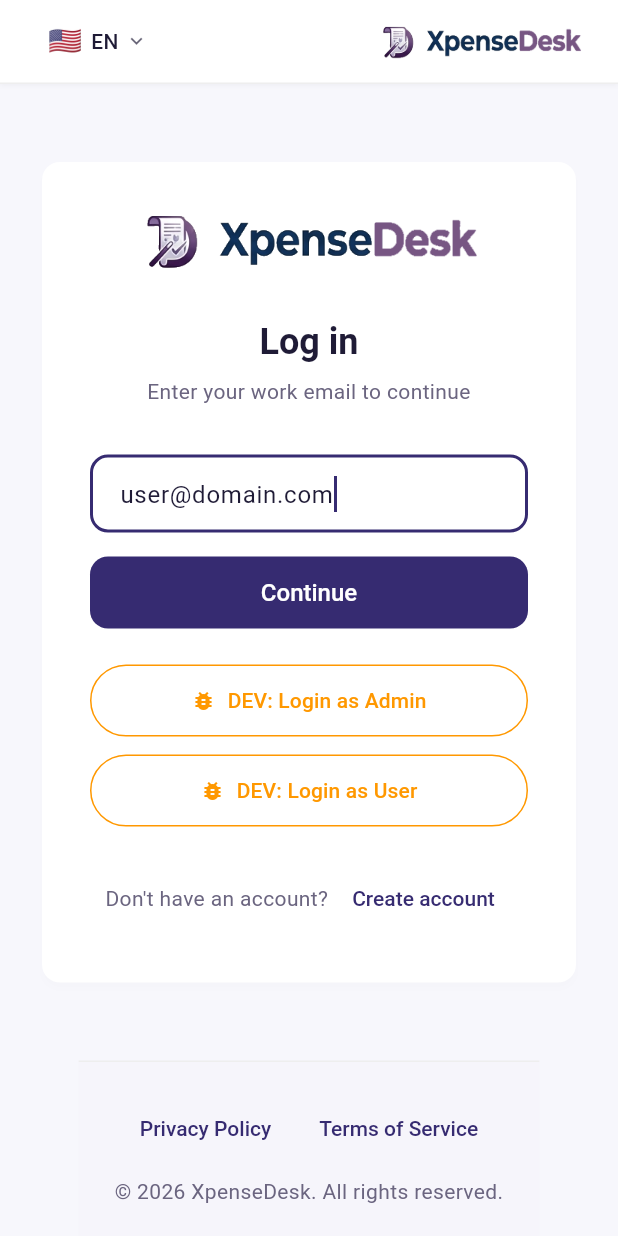
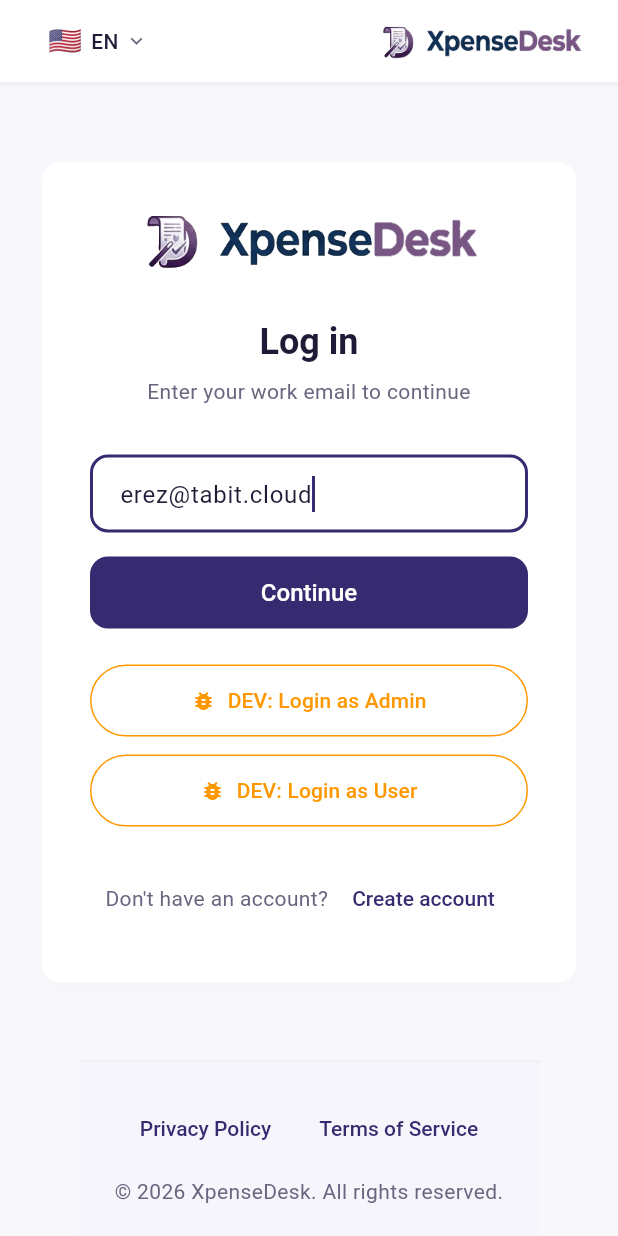
Before and after one commit to ereztabit/XpenseDesk_Flutter, a Flutter app: the screen it shows after launch, after a tap on "DEV: Login as User", after a tap on "Continue", on a phone screen of 412 x 824 dp. Run offline on Flutter 3.47's test engine with Material 3 defaults, Android fonts, the phone set to English and light mode, and no system bars; our stand-ins replace email_validator, flutter_riverpod, google_fonts, shared_preferences, web, yaml; generated files the repository leaves out were written again; network calls fail; Roboto replaces fonts that are missing (Assistant).

Commit message:
in prog.

```diff
--- a/lib/screens/login_screen.dart
+++ b/lib/screens/login_screen.dart
@@ -244,7 +244,7 @@ class _LoginScreenState extends ConsumerState<LoginScreen> {
                               width: double.infinity,
                               height: 48,
                               child: OutlinedButton(
-                                onPressed: () => _handleDevLogin('user@domain.com'),
+                                onPressed: () => _handleDevLogin('erez@tabit.cloud'),
                                 style: OutlinedButton.styleFrom(
                                   foregroundColor: Colors.orange,
                                   side: const BorderSide(color: Colors.orange),
```
